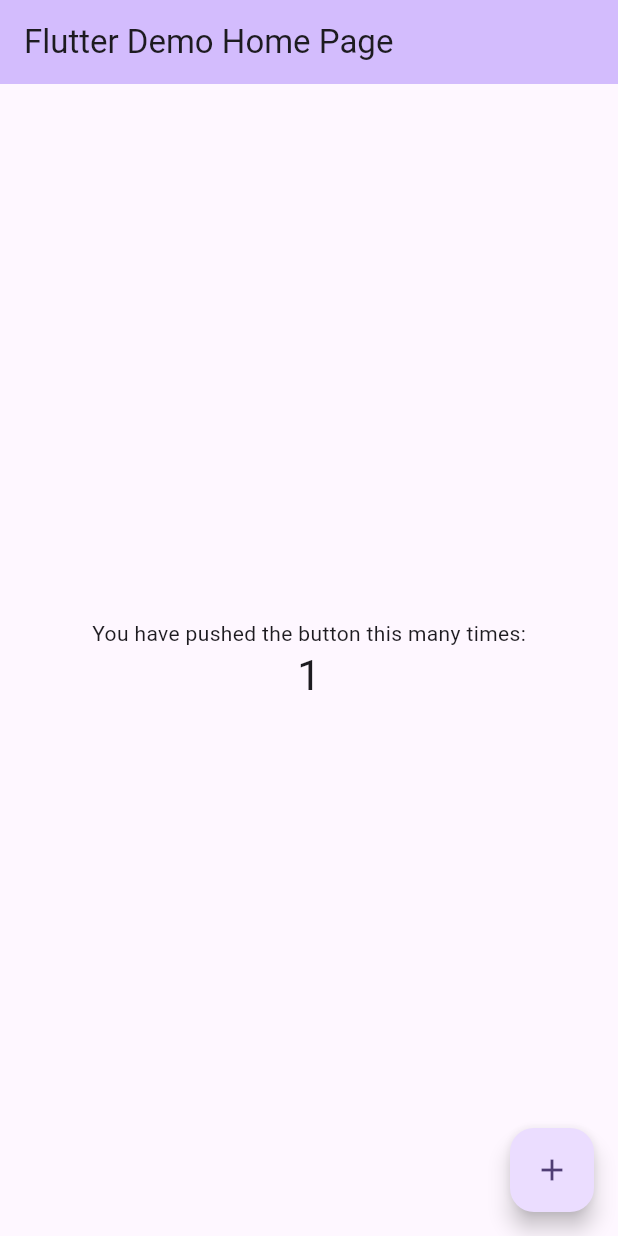
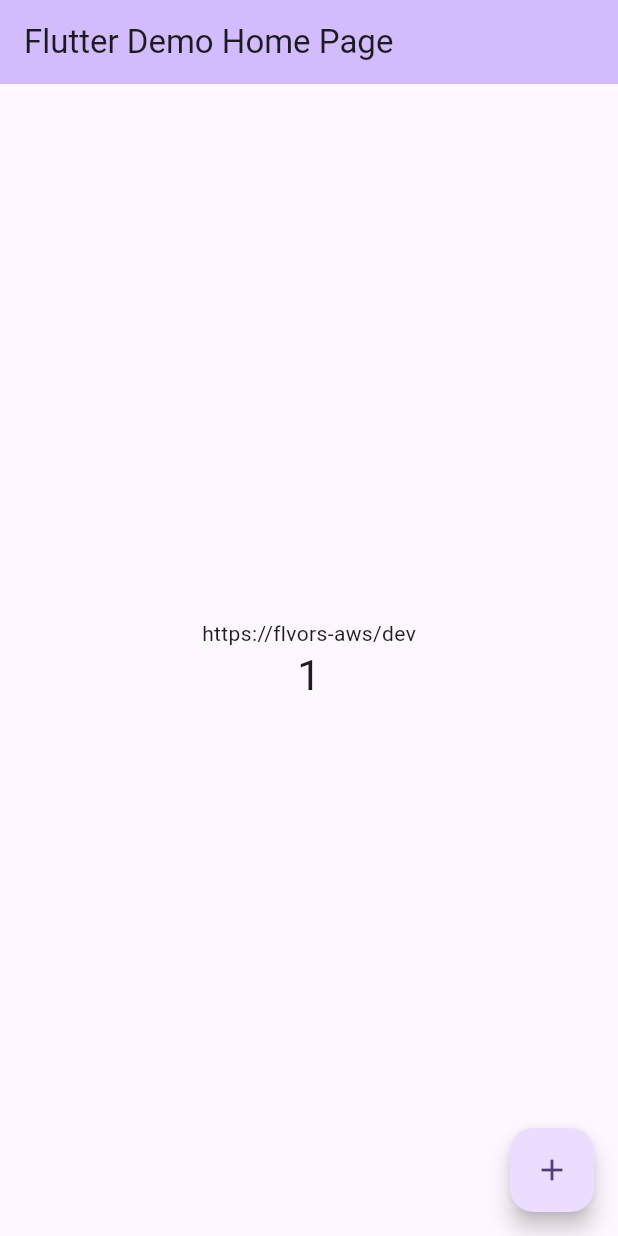
Before and after one commit to AbdelrahmanFouad1/flavors, a Flutter app: the screen it shows after launch, after a tap on the "add" icon, on a phone screen of 412 x 824 dp. Run offline on Flutter 3.47's test engine with Material 3 defaults, Android fonts, the phone set to English and light mode, and no system bars.

Commit message:
Flavors without firebase

```diff
--- a/lib/main.dart
+++ b/lib/flavors.dart
@@ -1,8 +1,6 @@
+
+import 'package:flavors_todo_app/global.dart';
 import 'package:flutter/material.dart';
-
-void main() {
-  runApp(const MyApp());
-}
 
 class MyApp extends StatelessWidget {
   const MyApp({super.key});
@@ -49,8 +47,8 @@ class _MyHomePageState extends State<MyHomePage> {
         child: Column(
           mainAxisAlignment: MainAxisAlignment.center,
           children: <Widget>[
-            const Text(
-              'You have pushed the button this many times:',
+             Text(
+              Global.baseUrl,
             ),
             Text(
               '$_counter',
--- /dev/null
+++ b/lib/global.dart
@@ -0,0 +1,3 @@
+class Global{
+  static String baseUrl = '';
+}
--- /dev/null
+++ b/lib/main_dev.dart
@@ -0,0 +1,8 @@
+import 'package:flavors_todo_app/flavors.dart';
+import 'package:flavors_todo_app/global.dart';
+import 'package:flutter/material.dart';
+
+void main() {
+  Global.baseUrl = 'https://flvors-aws/dev';
+  runApp(const MyApp());
+}
--- /dev/null
+++ b/lib/main_prod.dart
@@ -0,0 +1,8 @@
+import 'package:flavors_todo_app/flavors.dart';
+import 'package:flavors_todo_app/global.dart';
+import 'package:flutter/material.dart';
+
+void main() {
+  Global.baseUrl = 'https://flvors-aws/prod';
+  runApp(const MyApp());
+}
```
Also changed, not shown: 8 other files.
